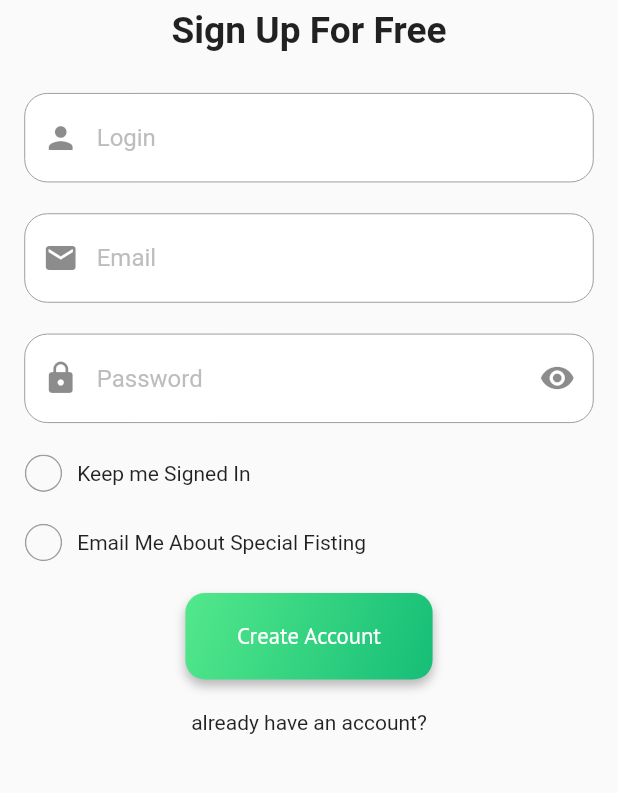
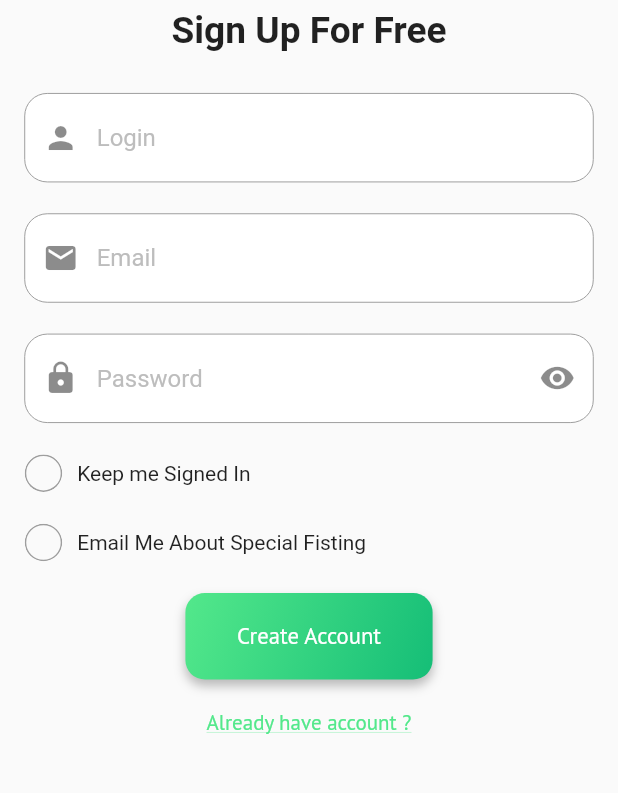
Before and after one commit to Rm1xs/food_delivery, a Flutter app: the SignUp screen opened by its route, on a phone screen of 412 x 824 dp, the part 371-1164 px from its top. Run offline on Flutter 3.47's test engine with Material 2 defaults, Android fonts, the phone set to English and light mode, and no system bars; our stand-ins replace bloc, equatable, firebase_auth, firebase_core, flutter_bloc, fluttericon and 6 more; accounts and stored records are empty.

Commit message:
route fix

```diff
--- a/lib/features/auth/presentation/screen/login/login_form.dart
+++ b/lib/features/auth/presentation/screen/login/login_form.dart
@@ -28,7 +28,7 @@ class SignIn extends StatelessWidget {
             ..hideCurrentSnackBar()
             ..showSnackBar(
                 SnackBar(
-                  content: const Text('Authentication Failure'),
+                  content: const Text('Authentication Failure!'),
                   action: SnackBarAction(
                     label: 'Hide',
                     textColor: Colors.white,
@@ -158,7 +158,7 @@ class SignIn extends StatelessWidget {
                     ),
                   ),
                 ),
-                Spacer(),
+                const Spacer(),
                 Padding(
                   padding: EdgeInsets.fromLTRB(5.w, 2.h, 5.w, 0.h),
                   child: SizedBox(
--- a/lib/features/auth/presentation/screen/signup/sign_up.dart
+++ b/lib/features/auth/presentation/screen/signup/sign_up.dart
@@ -5,6 +5,7 @@ import 'package:food_delivery/features/auth/presentation/widgets/round_check_box
 import 'package:food_delivery/features/auth/presentation/widgets/text_field_widget.dart';
 import 'package:food_delivery/features/auth/presentation/widgets/text_widget.dart';
 import 'package:food_delivery/features/auth/presentation/widgets/top_view_widget.dart';
+import 'package:google_fonts/google_fonts.dart';
 import 'package:sizer/sizer.dart';
 
 class SignUp extends StatelessWidget {
@@ -68,8 +69,19 @@ class SignUp extends StatelessWidget {
               const GreenButton(text: 'Create Account', redirectToRoute: signInRoute,), //10
               Container(
                 height: 7.h,
-                child: const Center(
-                  child: Text('already have an account?'),
+                child: Center(
+                  child: InkWell(
+                      child: Text(
+                        'Already have account ?',
+                        style: GoogleFonts.ptSans(
+                          textStyle: const TextStyle(
+                            decoration: TextDecoration.underline,
+                            decorationThickness: 0.3,
+                            color: Color.fromRGBO(83, 232, 139, 1),
+                          ),
+                        ),
+                      ),
+                      onTap: () => Navigator.pushNamed(context, signInRoute)),
                 ),
               ), //5
             ],
--- a/lib/features/auth/presentation/widgets/green_button.dart
+++ b/lib/features/auth/presentation/widgets/green_button.dart
@@ -47,9 +47,9 @@ class GreenButton extends StatelessWidget {
           shadowColor: MaterialStateProperty.all(Colors.transparent),
         ),
         onPressed: () {
-          if (redirectToRoute == signInRoute) {
+          if (redirectToRoute == signUpRoute) {
             Navigator.of(context).pushNamedAndRemoveUntil(
-                signInRoute, (Route<dynamic> route) => false);
+                signUpRoute, (Route<dynamic> route) => false);
           } else {
             Navigator.pushNamed(context, redirectToRoute);
           }
--- a/lib/screens/onboarding/onboarding_entery_2.dart
+++ b/lib/screens/onboarding/onboarding_entery_2.dart
@@ -56,7 +56,7 @@ class OnboardingEntery2 extends StatelessWidget {
                   ),
                 ),
               ),
-              const GreenButton(text: 'Next', redirectToRoute: signInRoute),
+              const GreenButton(text: 'Next', redirectToRoute: signUpRoute),
             ],
           ),
         ),
```
